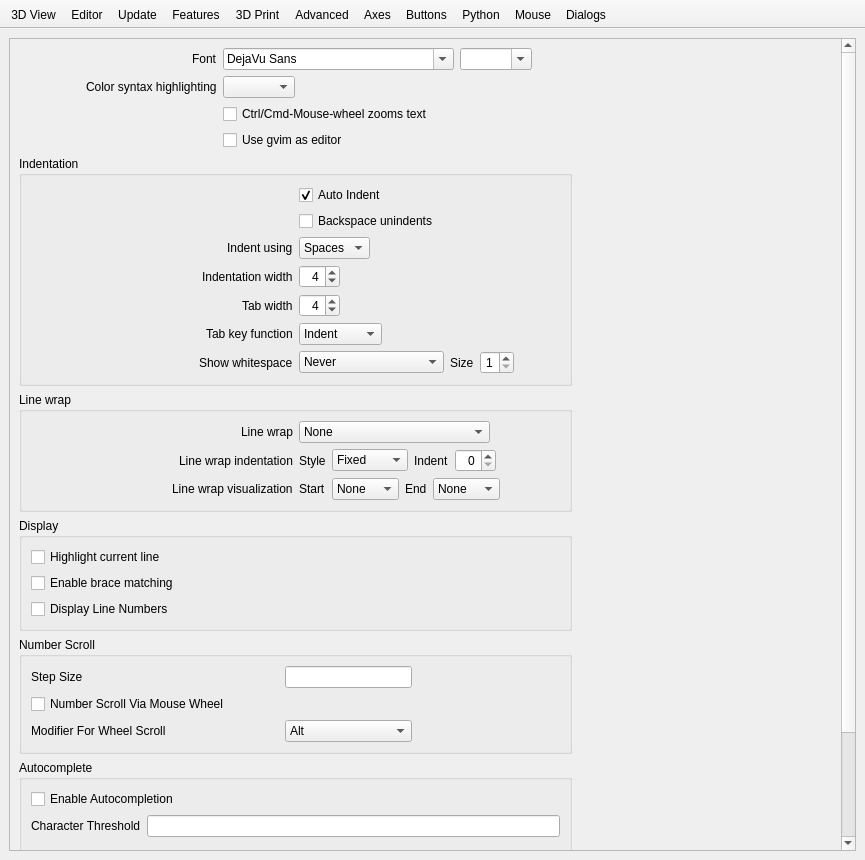
Qt form src/gui/Preferences.ui (openscad/openscad) before a commit.
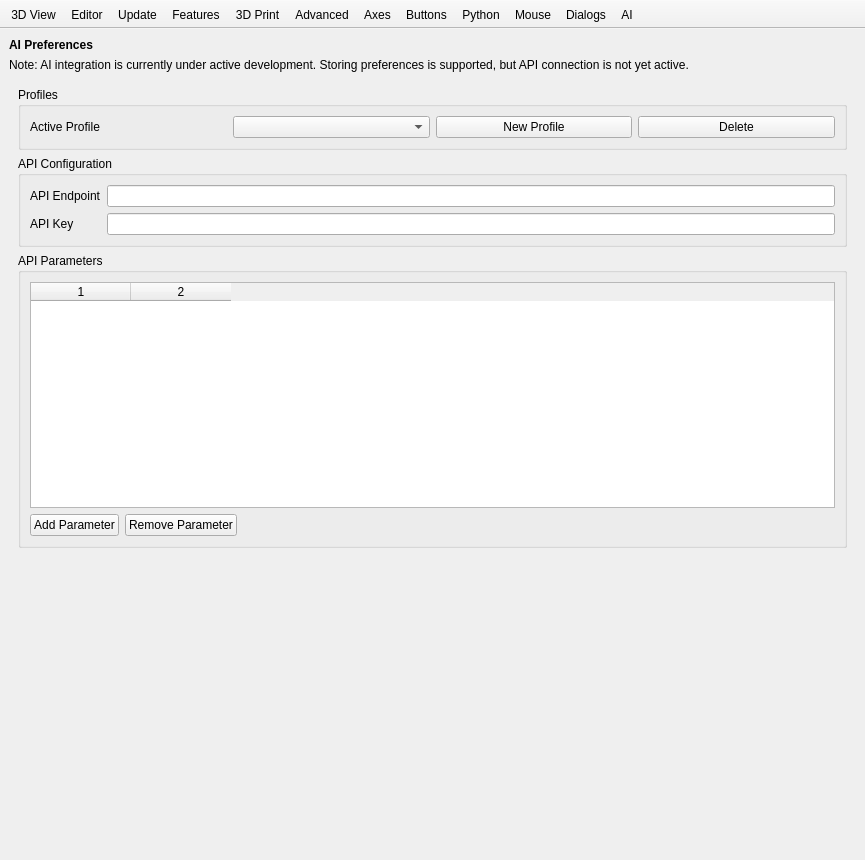
The same form after that commit. The open tabs and pages were chosen to show the change. Icons and pictures are not drawn. Custom widgets are drawn as their Qt base class.

The edit to the form file:
```diff
--- a/src/gui/Preferences.ui
+++ b/src/gui/Preferences.ui
@@ -3136,6 +3136,196 @@
         </item>
        </layout>
       </widget>
+      <widget class="QWidget" name="pageAI">
+       <layout class="QVBoxLayout" name="verticalLayoutAI">
+        <property name="leftMargin">
+         <number>0</number>
+        </property>
+        <property name="topMargin">
+         <number>0</number>
+        </property>
+        <property name="rightMargin">
+         <number>0</number>
+        </property>
+        <property name="bottomMargin">
+         <number>0</number>
+        </property>
+        <item>
+         <widget class="QLabel" name="labelAIHeader">
+          <property name="font">
+           <font>
+            <weight>75</weight>
+            <bold>true</bold>
+           </font>
+          </property>
+          <property name="text">
+           <string>AI Preferences</string>
+          </property>
+         </widget>
+        </item>
+        <item>
+         <widget class="QLabel" name="labelAIUnderDevWarning">
+          <property name="text">
+           <string>Note: AI integration is currently under active development. Storing preferences is supported, but API connection is not yet active.</string>
+          </property>
+          <property name="wordWrap">
+           <bool>true</bool>
+          </property>
+          <property name="textFormat">
+           <enum>Qt::AutoText</enum>
+          </property>
+         </widget>
+        </item>
+        <item>
+         <widget class="QScrollArea" name="scrollAreaAI">
+          <property name="frameShape">
+           <enum>QFrame::NoFrame</enum>
+          </property>
+          <property name="widgetResizable">
+           <bool>true</bool>
+          </property>
+          <widget class="QWidget" name="scrollAreaWidgetContentsAI">
+           <property name="geometry">
+            <rect>
+             <x>0</x>
+             <y>0</y>
+             <width>839</width>
+             <height>750</height>
+            </rect>
+           </property>
+           <layout class="QVBoxLayout" name="verticalLayoutAIScroll">
+            <item>
+             <widget class="QGroupBox" name="groupBoxAIProfile">
+              <property name="title">
+               <string>Profiles</string>
+              </property>
+              <layout class="QGridLayout" name="gridLayoutAIProfile">
+               <item row="0" column="0">
+                <widget class="QLabel" name="labelAIProfile">
+                 <property name="text">
+                  <string>Active Profile</string>
+                 </property>
+                </widget>
+               </item>
+               <item row="0" column="1">
+                <widget class="QComboBox" name="comboBoxAIProfile"/>
+               </item>
+               <item row="0" column="2">
+                <widget class="QPushButton" name="pushButtonAINewProfile">
+                 <property name="text">
+                  <string>New Profile</string>
+                 </property>
+                </widget>
+               </item>
+               <item row="0" column="3">
+                <widget class="QPushButton" name="pushButtonAIDeleteProfile">
+                 <property name="text">
+                  <string>Delete</string>
+                 </property>
+                </widget>
+               </item>
+              </layout>
+             </widget>
+            </item>
+            <item>
+             <widget class="QGroupBox" name="groupBoxAIConfig">
+              <property name="title">
+               <string>API Configuration</string>
+              </property>
+              <layout class="QGridLayout" name="gridLayoutAIConfig">
+               <item row="0" column="0">
+                <widget class="QLabel" name="labelAIApiEndpoint">
+                 <property name="text">
+                  <string>API Endpoint</string>
+                 </property>
+                </widget>
+               </item>
+               <item row="0" column="1">
+                <widget class="QLineEdit" name="lineEditAIApiEndpoint"/>
+               </item>
+               <item row="1" column="0">
+                <widget class="QLabel" name="labelAIApiKey">
+                 <property name="text">
+                  <string>API Key</string>
+                 </property>
+                </widget>
+               </item>
+               <item row="1" column="1">
+                <widget class="QLineEdit" name="lineEditAIApiKey">
+                 <property name="echoMode">
+                  <enum>QLineEdit::Password</enum>
+                 </property>
+                </widget>
+               </item>
+              </layout>
+             </widget>
+            </item>
+            <item>
+             <widget class="QGroupBox" name="groupBoxAIParams">
+              <property name="title">
+               <string>API Parameters</string>
+              </property>
+              <layout class="QVBoxLayout" name="verticalLayoutAIParams">
+               <item>
+                <widget class="QTableWidget" name="tableWidgetAIParams">
+                 <property name="columnCount">
+                  <number>2</number>
+                 </property>
+                </widget>
+               </item>
+               <item>
+                <layout class="QHBoxLayout" name="horizontalLayoutAIParamsButtons">
+                 <item>
+                  <widget class="QPushButton" name="pushButtonAIParamAdd">
+                   <property name="text">
+                    <string>Add Parameter</string>
+                   </property>
+                  </widget>
+                 </item>
+                 <item>
+                  <widget class="QPushButton" name="pushButtonAIParamRemove">
+                   <property name="text">
+                    <string>Remove Parameter</string>
+                   </property>
+                  </widget>
+                 </item>
+                 <item>
+                  <spacer name="horizontalSpacerAIParams">
+                   <property name="orientation">
+                    <enum>Qt::Horizontal</enum>
+                   </property>
+                   <property name="sizeHint" stdset="0">
+                    <size>
+                     <width>40</width>
+                     <height>20</height>
+                    </size>
+                   </property>
+                  </spacer>
+                 </item>
+                </layout>
+               </item>
+              </layout>
+             </widget>
+            </item>
+            <item>
+             <spacer name="verticalSpacerAI">
+              <property name="orientation">
+               <enum>Qt::Vertical</enum>
+              </property>
+              <property name="sizeHint" stdset="0">
+               <size>
+                <width>20</width>
+                <height>40</height>
+               </size>
+              </property>
+             </spacer>
+            </item>
+           </layout>
+          </widget>
+         </widget>
+        </item>
+       </layout>
+      </widget>
      </widget>
     </item>
    </layout>
@@ -3176,6 +3366,7 @@
    <addaction name="prefsActionPython"/>
    <addaction name="prefsActionMouse"/>
    <addaction name="prefsActionDialogs"/>
+   <addaction name="prefsActionAI"/>
   </widget>
   <action name="prefsAction3DView">
    <property name="checkable">
@@ -3322,6 +3513,21 @@
     <string>Dialogs</string>
    </property>
   </action>
+  <action name="prefsActionAI">
+   <property name="checkable">
+    <bool>true</bool>
+   </property>
+   <property name="icon">
+    <iconset resource="../../resources/common.qrc">
+     <normaloff>:/icons/prefsFeatures.png</normaloff>:/icons/prefsFeatures.png</iconset>
+   </property>
+   <property name="text">
+    <string>AI</string>
+   </property>
+   <property name="toolTip">
+    <string>AI and LLM configurations</string>
+   </property>
+  </action>
   <action name="actionLocalAppParameterDir">
    <property name="icon">
     <iconset theme="chokusen-folder"/>
```
